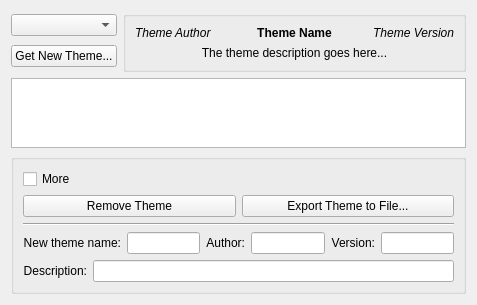
First picture: the form in plasma/tools/desktopthemedetails/DesktopThemeDetails.ui, repository mgottschlag/kwin-tiling, before the edit.
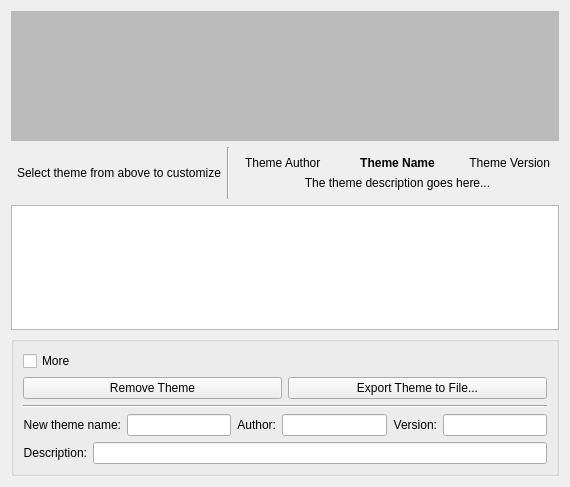
Second picture: the form after the edit. Custom widgets are drawn as their Qt base class.

Commit message: Change desktop theme to cusomized theme when Apply is clicked. Tidy up ui. CCBUG:202591 CCBUG:205330

Diff of the .ui file:
```diff
--- a/plasma/tools/desktopthemedetails/DesktopThemeDetails.ui
+++ b/plasma/tools/desktopthemedetails/DesktopThemeDetails.ui
@@ -1,12 +1,12 @@
 <ui version="4.0" >
  <class>DesktopThemeItems</class>
- <widget class="QWidget" name="DesktopThemeItems" >
-  <property name="geometry" >
+ <widget class="QWidget" name="DesktopThemeItems">
+  <property name="geometry">
    <rect>
     <x>0</x>
     <y>0</y>
-    <width>477</width>
-    <height>290</height>
+    <width>570</width>
+    <height>487</height>
    </rect>
   </property>
   <property name="sizePolicy" >
@@ -24,105 +24,19 @@
   <property name="windowTitle" >
    <string>Desktop Theme Details</string>
   </property>
-  <layout class="QGridLayout" name="gridLayout" >
-   <item row="0" column="0" >
-    <layout class="QVBoxLayout" name="vlayout2" >
-     <item>
-      <widget class="QComboBox" name="m_theme" />
-     </item>
-     <item>
-      <widget class="QPushButton" name="m_newThemeButton" >
-       <property name="enabled" >
-        <bool>true</bool>
-       </property>
-       <property name="text" >
-        <string>Get New Theme...</string>
-       </property>
-      </widget>
-     </item>
-    </layout>
+  <layout class="QGridLayout" name="gridLayout">
+   <item row="1" column="0">
+    <layout class="QVBoxLayout" name="vlayout2"/>
    </item>
-   <item row="0" column="1" >
-    <widget class="QGroupBox" name="m_groupBox" >
-     <property name="sizePolicy" >
-      <sizepolicy vsizetype="Fixed" hsizetype="Expanding" >
+   <item row="2" column="0" colspan="4">
+    <widget class="QTableWidget" name="m_themeItemList">
+     <property name="sizePolicy">
+      <sizepolicy hsizetype="Expanding" vsizetype="Expanding">
        <horstretch>0</horstretch>
        <verstretch>0</verstretch>
       </sizepolicy>
      </property>
-     <layout class="QVBoxLayout" name="vlayout1" >
-      <item>
-       <layout class="QHBoxLayout" name="hlayout0" >
-        <item>
-         <widget class="QLabel" name="m_themeInfoAuthor" >
-          <property name="font" >
-           <font>
-            <italic>true</italic>
-           </font>
-          </property>
-          <property name="text" >
-           <string>Theme Author</string>
-          </property>
-          <property name="alignment" >
-           <set>Qt::AlignLeading</set>
-          </property>
-         </widget>
-        </item>
-        <item>
-         <widget class="QLabel" name="m_themeInfoName" >
-          <property name="font" >
-           <font>
-            <weight>75</weight>
-            <bold>true</bold>
-           </font>
-          </property>
-          <property name="text" >
-           <string>Theme Name</string>
-          </property>
-          <property name="alignment" >
-           <set>Qt::AlignCenter</set>
-          </property>
-         </widget>
-        </item>
-        <item>
-         <widget class="QLabel" name="m_themeInfoVersion" >
-          <property name="font" >
-           <font>
-            <italic>true</italic>
-           </font>
-          </property>
-          <property name="text" >
-           <string>Theme Version</string>
-          </property>
-          <property name="alignment" >
-           <set>Qt::AlignRight</set>
-          </property>
-         </widget>
-        </item>
-       </layout>
-      </item>
-      <item>
-       <widget class="QLabel" name="m_themeInfoDescription" >
-        <property name="text" >
-         <string>The theme description goes here...</string>
-        </property>
-        <property name="alignment" >
-         <set>Qt::AlignCenter</set>
-        </property>
-       </widget>
-      </item>
-     </layout>
-    </widget>
-   </item>
-   <item row="1" column="0" colspan="2" >
-    <widget class="QTableWidget" name="m_themeItemList" >
-     <property name="sizePolicy" >
-      <sizepolicy vsizetype="Expanding" hsizetype="Expanding" >
-       <horstretch>0</horstretch>
-       <verstretch>0</verstretch>
-      </sizepolicy>
-     </property>
-     <property name="editTriggers" >
+     <property name="editTriggers">
       <set>QAbstractItemView::NoEditTriggers</set>
      </property>
      <property name="selectionMode" >
@@ -136,10 +50,10 @@
      </property>
     </widget>
    </item>
-   <item row="2" column="0" colspan="2" >
-    <widget class="QGroupBox" name="m_groupBox1" >
-     <property name="sizePolicy" >
-      <sizepolicy vsizetype="Fixed" hsizetype="Expanding" >
+   <item row="3" column="0" colspan="4">
+    <widget class="QGroupBox" name="m_groupBox1">
+     <property name="sizePolicy">
+      <sizepolicy hsizetype="Expanding" vsizetype="Fixed">
        <horstretch>0</horstretch>
        <verstretch>0</verstretch>
       </sizepolicy>
@@ -271,6 +185,144 @@
      </layout>
     </widget>
    </item>
+   <item row="1" column="2">
+    <widget class="Line" name="line">
+     <property name="orientation">
+      <enum>Qt::Vertical</enum>
+     </property>
+    </widget>
+   </item>
+   <item row="1" column="1">
+    <widget class="QLabel" name="label">
+     <property name="text">
+      <string>Select theme from above to customize</string>
+     </property>
+    </widget>
+   </item>
+   <item row="1" column="3">
+    <widget class="QWidget" name="m_widget" native="true">
+     <property name="sizePolicy">
+      <sizepolicy hsizetype="Expanding" vsizetype="Fixed">
+       <horstretch>0</horstretch>
+       <verstretch>0</verstretch>
+      </sizepolicy>
+     </property>
+     <layout class="QVBoxLayout" name="vlayout1">
+      <item>
+       <layout class="QHBoxLayout" name="hlayout0">
+        <item>
+         <widget class="QLabel" name="m_themeInfoAuthor">
+          <property name="text">
+           <string>Theme Author</string>
+          </property>
+          <property name="alignment">
+           <set>Qt::AlignLeading</set>
+          </property>
+         </widget>
+        </item>
+        <item>
+         <widget class="QLabel" name="m_themeInfoName">
+          <property name="font">
+           <font>
+            <weight>75</weight>
+            <bold>true</bold>
+           </font>
+          </property>
+          <property name="text">
+           <string>Theme Name</string>
+          </property>
+          <property name="alignment">
+           <set>Qt::AlignCenter</set>
+          </property>
+         </widget>
+        </item>
+        <item>
+         <widget class="QLabel" name="m_themeInfoVersion">
+          <property name="text">
+           <string>Theme Version</string>
+          </property>
+          <property name="alignment">
+           <set>Qt::AlignRight</set>
+          </property>
+         </widget>
+        </item>
+       </layout>
+      </item>
+      <item>
+       <widget class="QLabel" name="m_themeInfoDescription">
+        <property name="text">
+         <string>The theme description goes here...</string>
+        </property>
+        <property name="alignment">
+         <set>Qt::AlignCenter</set>
+        </property>
+       </widget>
+      </item>
+     </layout>
+    </widget>
+   </item>
+   <item row="0" column="0" colspan="4">
+    <widget class="QListView" name="m_theme">
+     <property name="sizePolicy">
+      <sizepolicy hsizetype="Expanding" vsizetype="Fixed">
+       <horstretch>0</horstretch>
+       <verstretch>0</verstretch>
+      </sizepolicy>
+     </property>
+     <property name="maximumSize">
+      <size>
+       <width>16777215</width>
+       <height>130</height>
+      </size>
+     </property>
+     <property name="palette">
+      <palette>
+       <active>
+        <colorrole role="Base">
+         <brush brushstyle="SolidPattern">
+          <color alpha="255">
+           <red>187</red>
+           <green>187</green>
+           <blue>187</blue>
+          </color>
+         </brush>
+        </colorrole>
+       </active>
+       <inactive>
+        <colorrole role="Base">
+         <brush brushstyle="SolidPattern">
+          <color alpha="255">
+           <red>187</red>
+           <green>187</green>
+           <blue>187</blue>
+          </color>
+         </brush>
+        </colorrole>
+       </inactive>
+       <disabled>
+        <colorrole role="Base">
+         <brush brushstyle="SolidPattern">
+          <color alpha="255">
+           <red>255</red>
+           <green>255</green>
+           <blue>255</blue>
+          </color>
+         </brush>
+        </colorrole>
+       </disabled>
+      </palette>
+     </property>
+     <property name="verticalScrollBarPolicy">
+      <enum>Qt::ScrollBarAlwaysOff</enum>
+     </property>
+     <property name="isWrapping" stdset="0">
+      <bool>false</bool>
+     </property>
+     <property name="viewMode">
+      <enum>QListView::IconMode</enum>
+     </property>
+    </widget>
+   </item>
   </layout>
  </widget>
  <customwidgets>
```
Left out of the diff: 97 changed lines with no effect on the pictures. The commit also changes 2 other files.
